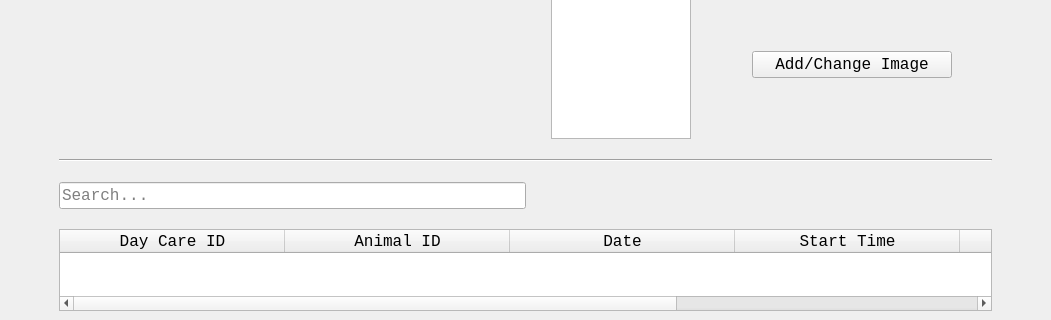
ASNaeem/Simple-VCMS, file DayCareUI.ui: the form before one commit; both pictures show x 0 to 1051 and y 385 to 705 of the 1051 by 705 pixel window.
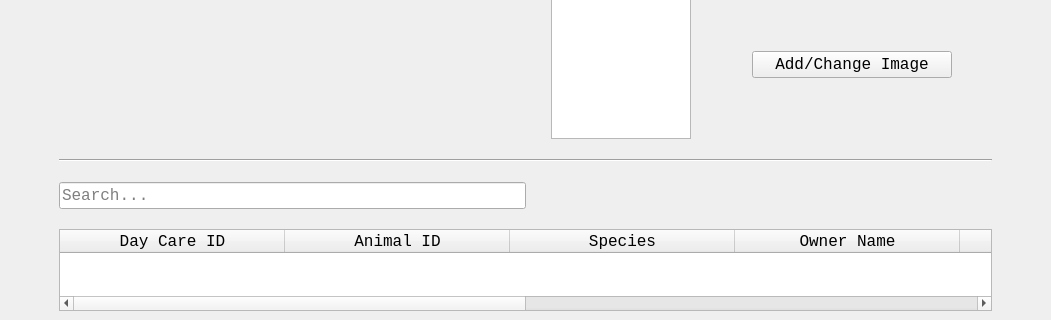
The form after the commit.

Commit message: day care keenda fixed

Diff of the .ui file:
```diff
--- a/DayCareUI.ui
+++ b/DayCareUI.ui
@@ -235,7 +235,7 @@
             <item>
              <widget class="QLineEdit" name="line_care_id">
               <property name="enabled">
-               <bool>true</bool>
+               <bool>false</bool>
               </property>
               <property name="font">
                <font>
@@ -243,9 +243,6 @@
                 <pointsize>12</pointsize>
                </font>
               </property>
-              <property name="readOnly">
-               <bool>true</bool>
-              </property>
              </widget>
             </item>
            </layout>
@@ -268,7 +265,7 @@
             <item>
              <widget class="QLineEdit" name="line_animal_id">
               <property name="enabled">
-               <bool>true</bool>
+               <bool>false</bool>
               </property>
               <property name="font">
                <font>
@@ -276,9 +273,6 @@
                 <pointsize>12</pointsize>
                </font>
               </property>
-              <property name="readOnly">
-               <bool>true</bool>
-              </property>
              </widget>
             </item>
            </layout>
@@ -568,6 +562,16 @@
             <string>Animal ID</string>
            </property>
           </column>
+          <column>
+           <property name="text">
+            <string>Species</string>
+           </property>
+          </column>
+          <column>
+           <property name="text">
+            <string>Owner Name</string>
+           </property>
+          </column>
           <column>
            <property name="text">
             <string>Date</string>
```
The commit also changes 1 other file.
